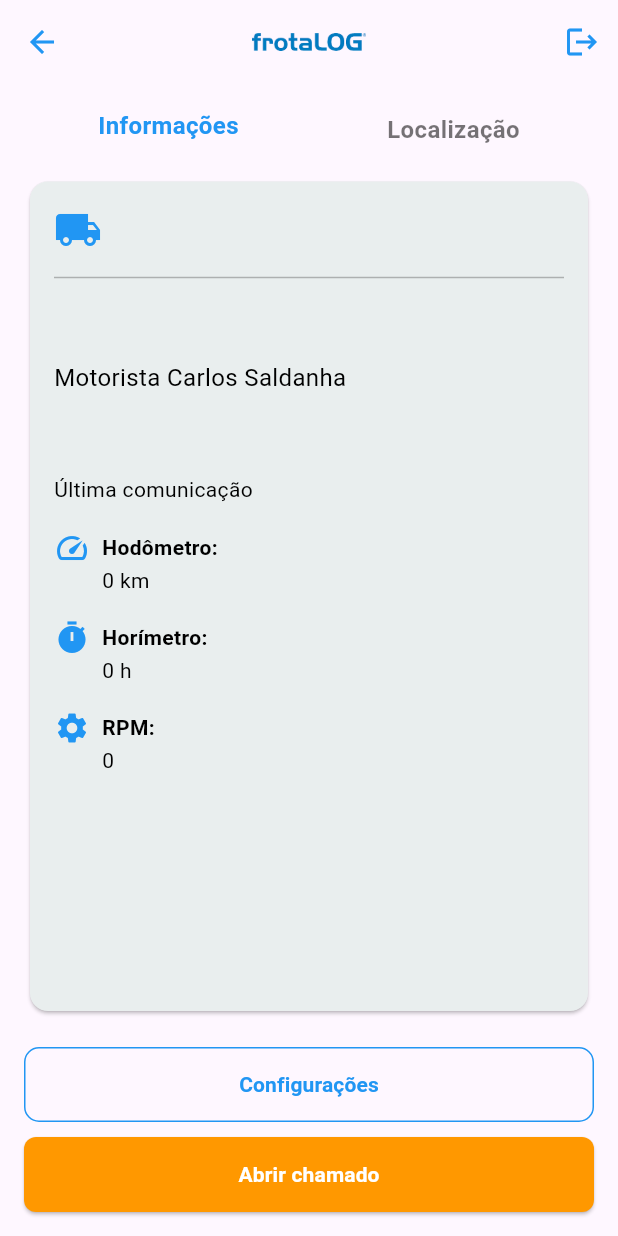
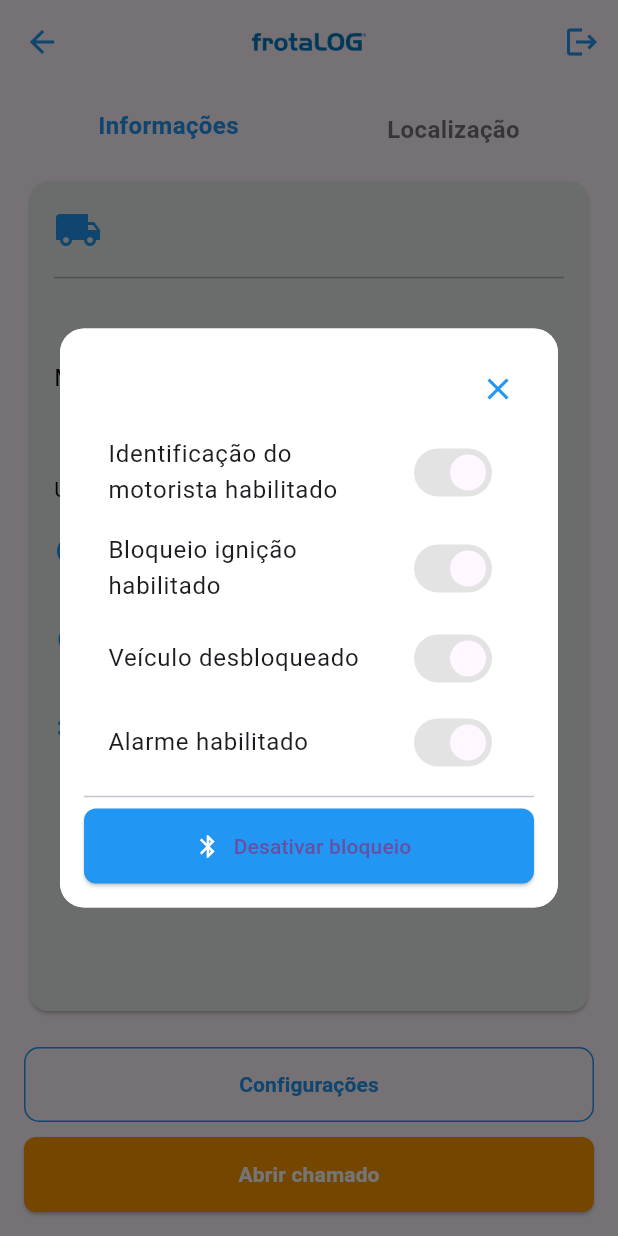
Before and after one commit to kevinwsouza/gio_pvt_project, a Flutter app: the DetailsScreenPage screen opened directly with empty values, after a tap on "Configurações", on a phone screen of 412 x 824 dp. Run offline on Flutter 3.47's test engine with Material 3 defaults, Android fonts, the phone set to English and light mode, and no system bars; our stand-ins replace flutter_bloc, flutter_svg, go_router.

Commit message:
bluetooth modal

```diff
--- a/lib/app/features/detail screen/presenter/pages/details_screen_page.dart
+++ b/lib/app/features/detail screen/presenter/pages/details_screen_page.dart
@@ -1,5 +1,6 @@
 import 'package:flutter/material.dart';
 import '../../../../shared/components/custom_app_bar.dart';
+import '../../../../shared/components/frota_config_card.dart';
 import '../../../../shared/components/frota_details_card.dart';
 import '../../../../shared/mocks/vehicle_model.dart';
 
@@ -76,7 +77,12 @@ class DetailsScreenPage extends StatelessWidget {
               children: [
                 OutlinedButton(
                   onPressed: () {
-                    // Ação para configurações
+                    // Exibe a modal de configurações
+                    showDialog(
+                      context: context,
+                      barrierDismissible: false, // Desabilita cliques fora da modal
+                      builder: (context) => const FrotaConfigCard(),
+                    );
                   },
                   style: OutlinedButton.styleFrom(
                     minimumSize: const Size(double.infinity, 50),
--- /dev/null
+++ b/lib/app/shared/components/frota_config_card.dart
@@ -0,0 +1,72 @@
+import 'package:flutter/material.dart';
+
+class FrotaConfigCard extends StatelessWidget {
+  const FrotaConfigCard({super.key});
+
+  @override
+  Widget build(BuildContext context) {
+    return Dialog(
+      shape: RoundedRectangleBorder(
+        borderRadius: BorderRadius.circular(16.0), // Bordas arredondadas
+      ),
+      child: Container(
+        padding: const EdgeInsets.all(16.0),
+        decoration: const BoxDecoration(
+          color: Colors.white,
+          borderRadius: BorderRadius.all(
+            Radius.circular(16.0), // Bordas arredondadas
+          ),
+        ),
+        child: Column(
+          mainAxisSize: MainAxisSize.min,
+          crossAxisAlignment: CrossAxisAlignment.start,
+          children: [
+            // Botão de fechar
+            Align(
+              alignment: Alignment.topRight,
+              child: IconButton(
+                icon: const Icon(Icons.close, color: Colors.blue),
+                onPressed: () {
+                  Navigator.of(context).pop(); // Fecha a modal
+                },
+              ),
+            ),
+            // Switches de configuração
+            const ListTile(
+              title: Text('Identificação do motorista habilitado'),
+              trailing: Switch(value: true, onChanged: null),
+            ),
+            const ListTile(
+              title: Text('Bloqueio ignição habilitado'),
+              trailing: Switch(value: true, onChanged: null),
+            ),
+            const ListTile(
+              title: Text('Veículo desbloqueado'),
+              trailing: Switch(value: true, onChanged: null),
+            ),
+            const ListTile(
+              title: Text('Alarme habilitado'),
+              trailing: Switch(value: true, onChanged: null),
+            ),
+            const Divider(),
+            // Botão de ação
+            ElevatedButton.icon(
+              onPressed: () {
+                // Ação para desativar bloqueio
+              },
+              icon: const Icon(Icons.bluetooth, color: Colors.white),
+              label: const Text('Desativar bloqueio'),
+              style: ElevatedButton.styleFrom(
+                backgroundColor: Colors.blue,
+                minimumSize: const Size(double.infinity, 50),
+                shape: RoundedRectangleBorder(
+                  borderRadius: BorderRadius.circular(8.0),
+                ),
+              ),
+            ),
+          ],
+        ),
+      ),
+    );
+  }
+}
--- a/pubspec.yaml
+++ b/pubspec.yaml
@@ -39,6 +39,8 @@ dependencies:
   go_router: ^14.7.1
   http: ^1.3.0
   flutter_svg: ^2.0.17
+  flutter_map: ^8.1.1
+  connectivity_plus: ^6.1.3
 
 dev_dependencies:
   flutter_test:
```
Also changed, not shown: pubspec.lock, 3 other files.
